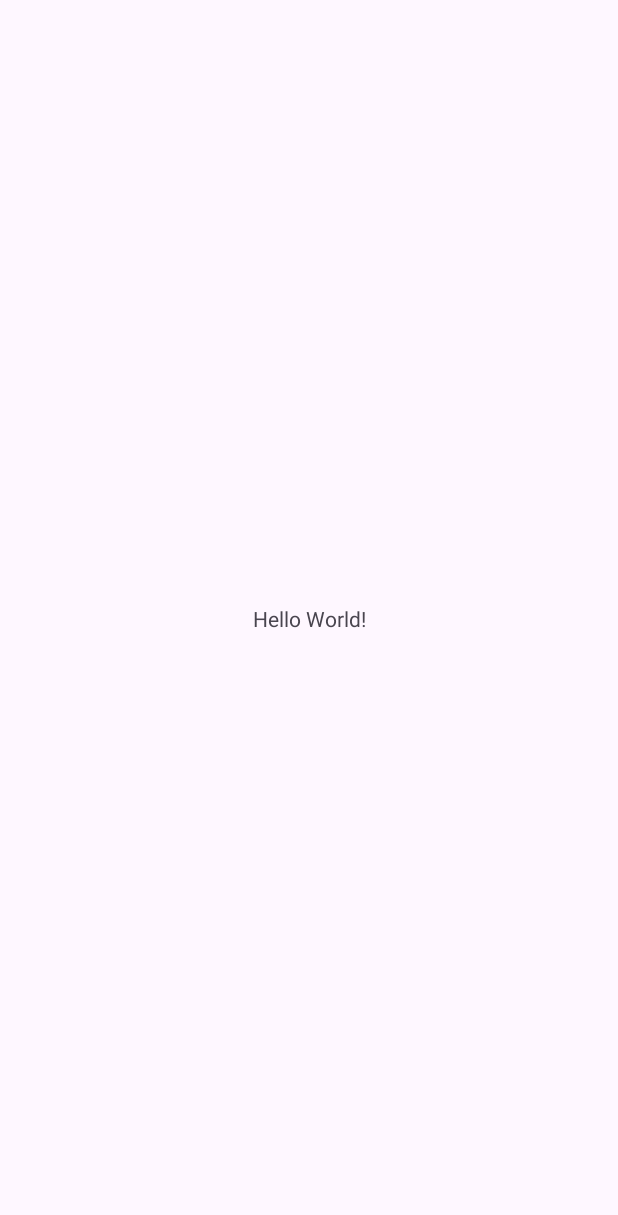
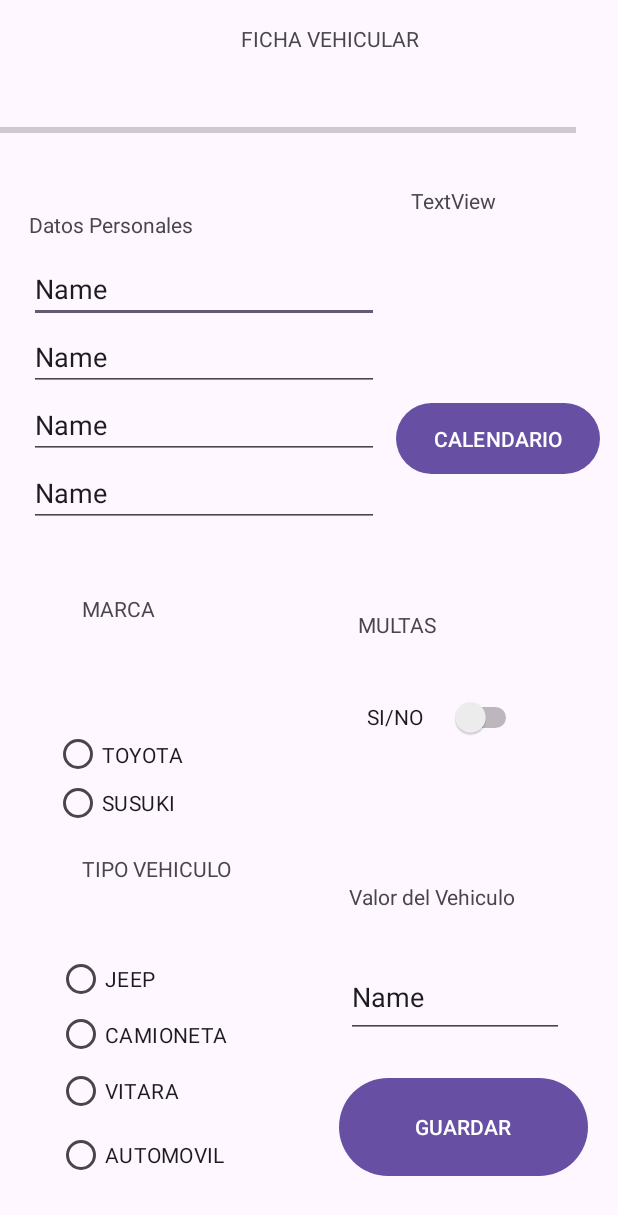
Before and after one commit to GabyValladares/ObjetosL-gicosExposicionesMovil, an Android app: the screen it shows after launch (MainActivity before the commit, FVehicularJY after it), on a phone screen of 412 x 824 dp. Before the commit the part shown is almost empty. Shown: the top 1215 px of the screen. Run offline under Robolectric (Android 15) with nearby library versions, the phone set to English and light mode, and no system bars.

Commit message:
Interfaz Grafica Ficha vehicular con mayoria de elemntos graficos Primera Activity

```diff
--- a/app/src/main/java/com/ggvc/practicaobjetoslogicosmoviliipa2023/Dialogo.java
+++ /dev/null
@@ -1,14 +0,0 @@
-package com.ggvc.practicaobjetoslogicosmoviliipa2023;
-
-import androidx.appcompat.app.AppCompatActivity;
-
-import android.os.Bundle;
-
-public class Dialogo extends AppCompatActivity {
-
-    @Override
-    protected void onCreate(Bundle savedInstanceState) {
-        super.onCreate(savedInstanceState);
-        setContentView(R.layout.activity_dialogo);
-    }
-}
--- /dev/null
+++ b/app/src/main/java/com/ggvc/practicaobjetoslogicosmoviliipa2023/FVehicularJY.java
@@ -0,0 +1,46 @@
+package com.ggvc.practicaobjetoslogicosmoviliipa2023;
+
+import androidx.appcompat.app.AppCompatActivity;
+import android.os.Bundle;
+import android.view.View;
+import android.widget.Button;
+import android.widget.EditText;
+import android.widget.Toast;
+
+public class FVehicularJY extends AppCompatActivity {
+
+    EditText edNombre, edCedulas;
+    Button btnProcesar;
+
+    @Override
+    protected void onCreate(Bundle savedInstanceState) {
+        super.onCreate(savedInstanceState);
+        setContentView(R.layout.activity_fvehicular_jy);
+
+        edNombre = findViewById(R.id.txtNombre);
+        edCedulas = findViewById(R.id.txtCedula);
+        btnProcesar = findViewById(R.id.btnGuardar);
+
+        btnProcesar.setOnClickListener(new View.OnClickListener() {
+            @Override
+            public void onClick(View view) {
+                procesar(view);
+            }
+        });
+    }
+
+    public void procesar(View view) {
+        String nombre = edNombre.getText().toString();
+        String cedula = edCedulas.getText().toString();
+
+        if (!nombre.isEmpty() && cedula.length() == 10) {
+            // El nombre no está vacío y la cédula tiene 10 dígitos
+            Toast.makeText(FVehicularJY.this, "Datos válidos", Toast.LENGTH_SHORT).show();
+
+            // Puedes continuar con la lógica de procesamiento aquí si es necesario
+        } else {
+            // Mostrar un mensaje de error si el nombre está vacío o la cédula no tiene 10 dígitos
+            Toast.makeText(FVehicularJY.this, "Por favor, ingrese datos válidos", Toast.LENGTH_SHORT).show();
+        }
+    }
+}
--- a/app/src/main/java/com/ggvc/practicaobjetoslogicosmoviliipa2023/ProgressBar.java
+++ /dev/null
@@ -1,14 +0,0 @@
-package com.ggvc.practicaobjetoslogicosmoviliipa2023;
-
-import androidx.appcompat.app.AppCompatActivity;
-
-import android.os.Bundle;
-
-public class ProgressBar extends AppCompatActivity {
-
-    @Override
-    protected void onCreate(Bundle savedInstanceState) {
-        super.onCreate(savedInstanceState);
-        setContentView(R.layout.activity_progress_bar);
-    }
-}
--- a/app/src/main/java/com/ggvc/practicaobjetoslogicosmoviliipa2023/RadioButton.java
+++ /dev/null
@@ -1,14 +0,0 @@
-package com.ggvc.practicaobjetoslogicosmoviliipa2023;
-
-import androidx.appcompat.app.AppCompatActivity;
-
-import android.os.Bundle;
-
-public class RadioButton extends AppCompatActivity {
-
-    @Override
-    protected void onCreate(Bundle savedInstanceState) {
-        super.onCreate(savedInstanceState);
-        setContentView(R.layout.activity_radio_button);
-    }
-}
--- a/app/src/main/res/layout/activity_dialogo.xml
+++ /dev/null
@@ -1,9 +0,0 @@
-<?xml version="1.0" encoding="utf-8"?>
-<androidx.constraintlayout.widget.ConstraintLayout xmlns:android="http://schemas.android.com/apk/res/android"
-    xmlns:app="http://schemas.android.com/apk/res-auto"
-    xmlns:tools="http://schemas.android.com/tools"
-    android:layout_width="match_parent"
-    android:layout_height="match_parent"
-    tools:context=".Dialogo">
-
-</androidx.constraintlayout.widget.ConstraintLayout>
--- /dev/null
+++ b/app/src/main/res/layout/activity_fvehicular_jy.xml
@@ -0,0 +1,247 @@
+<?xml version="1.0" encoding="utf-8"?>
+<androidx.constraintlayout.widget.ConstraintLayout xmlns:android="http://schemas.android.com/apk/res/android"
+    xmlns:app="http://schemas.android.com/apk/res-auto"
+    xmlns:tools="http://schemas.android.com/tools"
+    android:layout_width="match_parent"
+    android:layout_height="match_parent"
+    tools:context=".FVehicularJY">
+
+    <TextView
+        android:id="@+id/lblTituloFichaVehicular"
+        android:layout_width="wrap_content"
+        android:layout_height="wrap_content"
+        android:layout_marginTop="16dp"
+        android:layout_marginEnd="132dp"
+        android:text="FICHA VEHICULAR"
+        app:layout_constraintEnd_toEndOf="parent"
+        app:layout_constraintTop_toTopOf="parent" />
+
+    <ScrollView
+        android:layout_width="233dp"
+        android:layout_height="207dp"
+        app:layout_constraintBottom_toBottomOf="parent"
+        app:layout_constraintEnd_toEndOf="parent"
+        app:layout_constraintHorizontal_bias="0.11"
+        app:layout_constraintStart_toStartOf="parent"
+        app:layout_constraintTop_toTopOf="parent"
+        app:layout_constraintVertical_bias="0.227">
+
+        <LinearLayout
+            android:layout_width="match_parent"
+            android:layout_height="wrap_content"
+            android:orientation="vertical">
+
+            <TextView
+                android:id="@+id/lblDtPersonales"
+                android:layout_width="match_parent"
+                android:layout_height="30dp"
+                android:text="Datos Personales" />
+
+            <EditText
+                android:id="@+id/txtCedula"
+                android:layout_width="match_parent"
+                android:layout_height="wrap_content"
+                android:ems="10"
+                android:inputType="text"
+                android:text="Name" />
+
+            <EditText
+                android:id="@+id/txtNombre"
+                android:layout_width="match_parent"
+                android:layout_height="wrap_content"
+                android:ems="10"
+                android:inputType="text"
+                android:text="Name" />
+
+            <EditText
+                android:id="@+id/txtAnioVe"
+                android:layout_width="match_parent"
+                android:layout_height="wrap_content"
+                android:ems="10"
+                android:inputType="text"
+                android:text="Name" />
+
+            <EditText
+                android:id="@+id/txtPlaca"
+                android:layout_width="match_parent"
+                android:layout_height="wrap_content"
+                android:ems="10"
+                android:inputType="text"
+                android:text="Name" />
+
+            <EditText
+                android:id="@+id/txtColor"
+                android:layout_width="match_parent"
+                android:layout_height="wrap_content"
+                android:ems="10"
+                android:inputType="text"
+                android:text="Name" />
+
+        </LinearLayout>
+    </ScrollView>
+
+    <TextView
+        android:id="@+id/lblMultas"
+        android:layout_width="109dp"
+        android:layout_height="30dp"
+        android:layout_marginEnd="64dp"
+        android:text="MULTAS"
+        app:layout_constraintBottom_toBottomOf="parent"
+        app:layout_constraintEnd_toEndOf="parent"
+        app:layout_constraintTop_toTopOf="parent"
+        app:layout_constraintVertical_bias="0.512" />
+
+    <Button
+        android:id="@+id/btnGuardar"
+        android:layout_width="166dp"
+        android:layout_height="73dp"
+        android:layout_marginEnd="20dp"
+        android:layout_marginBottom="36dp"
+        android:text="GUARDAR"
+        app:layout_constraintBottom_toBottomOf="parent"
+        app:layout_constraintEnd_toEndOf="parent" />
+
+    <RadioGroup
+        android:id="@+id/rgTipo"
+        android:layout_width="134dp"
+        android:layout_height="173dp"
+        android:layout_marginEnd="240dp"
+        android:layout_marginBottom="16dp"
+        app:layout_constraintBottom_toBottomOf="parent"
+        app:layout_constraintEnd_toEndOf="parent">
+
+        <RadioButton
+            android:id="@+id/radioButton8"
+            android:layout_width="match_parent"
+            android:layout_height="36dp"
+            android:text="JEEP" />
+
+        <RadioButton
+            android:id="@+id/radioButton10"
+            android:layout_width="match_parent"
+            android:layout_height="38dp"
+            android:text="CAMIONETA" />
+
+        <RadioButton
+            android:id="@+id/radioButton9"
+            android:layout_width="match_parent"
+            android:layout_height="37dp"
+            android:text="VITARA" />
+
+        <RadioButton
+            android:id="@+id/radioButton11"
+            android:layout_width="match_parent"
+            android:layout_height="wrap_content"
+            android:text="AUTOMOVIL" />
+    </RadioGroup>
+
+    <TextView
+        android:id="@+id/lblnombre5"
+        android:layout_width="109dp"
+        android:layout_height="30dp"
+        android:layout_marginEnd="248dp"
+        android:text="MARCA"
+        app:layout_constraintBottom_toBottomOf="parent"
+        app:layout_constraintEnd_toEndOf="parent"
+        app:layout_constraintTop_toTopOf="parent"
+        app:layout_constraintVertical_bias="0.499" />
+
+    <RadioGroup
+        android:id="@+id/rgMarca"
+        android:layout_width="130dp"
+        android:layout_height="72dp"
+        android:layout_marginStart="36dp"
+        android:layout_marginBottom="268dp"
+        app:layout_constraintBottom_toBottomOf="parent"
+        app:layout_constraintStart_toStartOf="parent">
+
+        <RadioButton
+            android:id="@+id/radioButton5"
+            android:layout_width="match_parent"
+            android:layout_height="38dp"
+            android:text="TOYOTA" />
+
+        <RadioButton
+            android:id="@+id/radioButton6"
+            android:layout_width="match_parent"
+            android:layout_height="26dp"
+            android:text="SUSUKI" />
+
+    </RadioGroup>
+
+    <TextView
+        android:id="@+id/lblnombre7"
+        android:layout_width="109dp"
+        android:layout_height="30dp"
+        android:layout_marginEnd="248dp"
+        android:text="TIPO VEHICULO"
+        app:layout_constraintBottom_toBottomOf="parent"
+        app:layout_constraintEnd_toEndOf="parent"
+        app:layout_constraintTop_toTopOf="parent"
+        app:layout_constraintVertical_bias="0.717" />
+
+    <Switch
+        android:id="@+id/bntMultas"
+        android:layout_width="103dp"
+        android:layout_height="49dp"
+        android:text="SI/NO"
+        app:layout_constraintBottom_toBottomOf="parent"
+        app:layout_constraintEnd_toEndOf="parent"
+        app:layout_constraintHorizontal_bias="0.792"
+        app:layout_constraintStart_toStartOf="parent"
+        app:layout_constraintTop_toTopOf="parent"
+        app:layout_constraintVertical_bias="0.585" />
+
+    <TextView
+        android:id="@+id/lblValorVe"
+        android:layout_width="127dp"
+        android:layout_height="36dp"
+        android:layout_marginEnd="52dp"
+        android:layout_marginBottom="200dp"
+        android:text="Valor del Vehiculo"
+        app:layout_constraintBottom_toBottomOf="parent"
+        app:layout_constraintEnd_toEndOf="parent" />
+
+    <ProgressBar
+        android:id="@+id/progressBar"
+        style="?android:attr/progressBarStyleHorizontal"
+        android:layout_width="384dp"
+        android:layout_height="24dp"
+        app:layout_constraintBottom_toBottomOf="parent"
+        app:layout_constraintTop_toTopOf="parent"
+        app:layout_constraintVertical_bias="0.093"
+        tools:layout_editor_absoluteX="12dp" />
+
+    <TextView
+        android:id="@+id/txtFecha"
+        android:layout_width="114dp"
+        android:layout_height="37dp"
+        android:layout_marginTop="124dp"
+        android:layout_marginEnd="24dp"
+        android:text="TextView"
+        app:layout_constraintEnd_toEndOf="parent"
+        app:layout_constraintTop_toTopOf="parent" />
+
+    <Button
+        android:id="@+id/btnCalendario"
+        android:layout_width="136dp"
+        android:layout_height="55dp"
+        android:layout_marginEnd="12dp"
+        android:layout_marginBottom="504dp"
+        android:text="CALENDARIO"
+        app:layout_constraintBottom_toBottomOf="parent"
+        app:layout_constraintEnd_toEndOf="parent" />
+
+    <EditText
+        android:id="@+id/editTextText"
+        android:layout_width="145dp"
+        android:layout_height="54dp"
+        android:layout_marginEnd="36dp"
+        android:layout_marginBottom="132dp"
+        android:ems="10"
+        android:inputType="text"
+        android:text="Name"
+        app:layout_constraintBottom_toBottomOf="parent"
+        app:layout_constraintEnd_toEndOf="parent" />
+
+</androidx.constraintlayout.widget.ConstraintLayout>
--- a/app/src/main/res/layout/activity_main.xml
+++ b/app/src/main/res/layout/activity_main.xml
@@ -5,6 +5,7 @@
     android:layout_width="match_parent"
     android:layout_height="match_parent"
     tools:context=".MainActivity">
+
 
     <TextView
         android:layout_width="wrap_content"
--- a/app/src/main/res/layout/toolbar.xml
+++ /dev/null
@@ -1,18 +0,0 @@
-<?xml version="1.0" encoding="utf-8"?>
-<androidx.constraintlayout.widget.ConstraintLayout xmlns:android="http://schemas.android.com/apk/res/android"
-    android:id="@+id/toolbar"
-    android:layout_width="match_parent"
-    android:layout_height="?attr/actionBarSize"
-    android:background="#EF8A8A"
-    android:theme="@style/ThemeOverlay.AppCompat.Dark">
-
-    <TextView
-        android:layout_width="wrap_content"
-        android:layout_height="wrap_content"
-        android:layout_marginStart="20dp"
-        android:layout_marginLeft="20dp"
-        android:textColor="@color/black"
-        android:text="APP TOOLBAR"/>
-
-
-</androidx.constraintlayout.widget.ConstraintLayout>
--- a/app/src/main/res/values/strings.xml
+++ b/app/src/main/res/values/strings.xml
@@ -1,3 +1,5 @@
 <resources>
     <string name="app_name">PracticaObjetosLogicosMovilIIPA2023</string>
+
+
 </resources>
```
Also changed, not shown: app/src/main/AndroidManifest.xml (+10 -11 lines).
